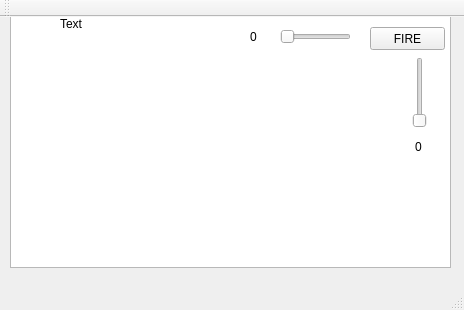
Qt form gun/mainwindow.ui (timbog/GreatGunGame) before a commit.
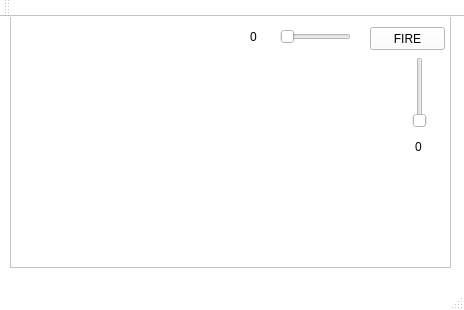
The same form after that commit.

What changed in the file:
```diff
--- a/gun/mainwindow.ui
+++ b/gun/mainwindow.ui
@@ -10,6 +10,421 @@
     <height>310</height>
    </rect>
   </property>
+  <property name="palette">
+   <palette>
+    <active>
+     <colorrole role="WindowText">
+      <brush brushstyle="SolidPattern">
+       <color alpha="255">
+        <red>0</red>
+        <green>0</green>
+        <blue>0</blue>
+       </color>
+      </brush>
+     </colorrole>
+     <colorrole role="Button">
+      <brush brushstyle="SolidPattern">
+       <color alpha="255">
+        <red>255</red>
+        <green>255</green>
+        <blue>255</blue>
+       </color>
+      </brush>
+     </colorrole>
+     <colorrole role="Light">
+      <brush brushstyle="SolidPattern">
+       <color alpha="255">
+        <red>255</red>
+        <green>255</green>
+        <blue>255</blue>
+       </color>
+      </brush>
+     </colorrole>
+     <colorrole role="Midlight">
+      <brush brushstyle="SolidPattern">
+       <color alpha="255">
+        <red>255</red>
+        <green>255</green>
+        <blue>255</blue>
+       </color>
+      </brush>
+     </colorrole>
+     <colorrole role="Dark">
+      <brush brushstyle="SolidPattern">
+       <color alpha="255">
+        <red>127</red>
+        <green>127</green>
+        <blue>127</blue>
+       </color>
+      </brush>
+     </colorrole>
+     <colorrole role="Mid">
+      <brush brushstyle="SolidPattern">
+       <color alpha="255">
+        <red>170</red>
+        <green>170</green>
+        <blue>170</blue>
+       </color>
+      </brush>
+     </colorrole>
+     <colorrole role="Text">
+      <brush brushstyle="SolidPattern">
+       <color alpha="255">
+        <red>0</red>
+        <green>0</green>
+        <blue>0</blue>
+       </color>
+      </brush>
+     </colorrole>
+     <colorrole role="BrightText">
+      <brush brushstyle="SolidPattern">
+       <color alpha="255">
+        <red>255</red>
+        <green>255</green>
+        <blue>255</blue>
+       </color>
+      </brush>
+     </colorrole>
+     <colorrole role="ButtonText">
+      <brush brushstyle="SolidPattern">
+       <color alpha="255">
+        <red>0</red>
+        <green>0</green>
+        <blue>0</blue>
+       </color>
+      </brush>
+     </colorrole>
+     <colorrole role="Base">
+      <brush brushstyle="SolidPattern">
+       <color alpha="255">
+        <red>255</red>
+        <green>255</green>
+        <blue>255</blue>
+       </color>
+      </brush>
+     </colorrole>
+     <colorrole role="Window">
+      <brush brushstyle="SolidPattern">
+       <color alpha="255">
+        <red>255</red>
+        <green>255</green>
+        <blue>255</blue>
+       </color>
+      </brush>
+     </colorrole>
+     <colorrole role="Shadow">
+      <brush brushstyle="SolidPattern">
+       <color alpha="255">
+        <red>0</red>
+        <green>0</green>
+        <blue>0</blue>
+       </color>
+      </brush>
+     </colorrole>
+     <colorrole role="AlternateBase">
+      <brush brushstyle="SolidPattern">
+       <color alpha="255">
+        <red>255</red>
+        <green>255</green>
+        <blue>255</blue>
+       </color>
+      </brush>
+     </colorrole>
+     <colorrole role="ToolTipBase">
+      <brush brushstyle="SolidPattern">
+       <color alpha="255">
+        <red>255</red>
+        <green>255</green>
+        <blue>220</blue>
+       </color>
+      </brush>
+     </colorrole>
+     <colorrole role="ToolTipText">
+      <brush brushstyle="SolidPattern">
+       <color alpha="255">
+        <red>0</red>
+        <green>0</green>
+        <blue>0</blue>
+       </color>
+      </brush>
+     </colorrole>
+    </active>
+    <inactive>
+     <colorrole role="WindowText">
+      <brush brushstyle="SolidPattern">
+       <color alpha="255">
+        <red>0</red>
+        <green>0</green>
+        <blue>0</blue>
+       </color>
+      </brush>
+     </colorrole>
+     <colorrole role="Button">
+      <brush brushstyle="SolidPattern">
+       <color alpha="255">
+        <red>255</red>
+        <green>255</green>
+        <blue>255</blue>
+       </color>
+      </brush>
+     </colorrole>
+     <colorrole role="Light">
+      <brush brushstyle="SolidPattern">
+       <color alpha="255">
+        <red>255</red>
+        <green>255</green>
+        <blue>255</blue>
+       </color>
+      </brush>
+     </colorrole>
+     <colorrole role="Midlight">
+      <brush brushstyle="SolidPattern">
+       <color alpha="255">
+        <red>255</red>
+        <green>255</green>
+        <blue>255</blue>
+       </color>
+      </brush>
+     </colorrole>
+     <colorrole role="Dark">
+      <brush brushstyle="SolidPattern">
+       <color alpha="255">
+        <red>127</red>
+        <green>127</green>
+        <blue>127</blue>
+       </color>
+      </brush>
+     </colorrole>
+     <colorrole role="Mid">
+      <brush brushstyle="SolidPattern">
+       <color alpha="255">
+        <red>170</red>
+        <green>170</green>
+        <blue>170</blue>
+       </color>
+      </brush>
+     </colorrole>
+     <colorrole role="Text">
+      <brush brushstyle="SolidPattern">
+       <color alpha="255">
+        <red>0</red>
+        <green>0</green>
+        <blue>0</blue>
+       </color>
+      </brush>
+     </colorrole>
+     <colorrole role="BrightText">
+      <brush brushstyle="SolidPattern">
+       <color alpha="255">
+        <red>255</red>
+        <green>255</green>
+        <blue>255</blue>
+       </color>
+      </brush>
+     </colorrole>
+     <colorrole role="ButtonText">
+      <brush brushstyle="SolidPattern">
+       <color alpha="255">
+        <red>0</red>
+        <green>0</green>
+        <blue>0</blue>
+       </color>
+      </brush>
+     </colorrole>
+     <colorrole role="Base">
+      <brush brushstyle="SolidPattern">
+       <color alpha="255">
+        <red>255</red>
+        <green>255</green>
+        <blue>255</blue>
+       </color>
+      </brush>
+     </colorrole>
+     <colorrole role="Window">
+      <brush brushstyle="SolidPattern">
+       <color alpha="255">
+        <red>255</red>
+        <green>255</green>
+        <blue>255</blue>
+       </color>
+      </brush>
+     </colorrole>
+     <colorrole role="Shadow">
+      <brush brushstyle="SolidPattern">
+       <color alpha="255">
+        <red>0</red>
+        <green>0</green>
+        <blue>0</blue>
+       </color>
+      </brush>
+     </colorrole>
+     <colorrole role="AlternateBase">
+      <brush brushstyle="SolidPattern">
+       <color alpha="255">
+        <red>255</red>
+        <green>255</green>
+        <blue>255</blue>
+       </color>
+      </brush>
+     </colorrole>
+     <colorrole role="ToolTipBase">
+      <brush brushstyle="SolidPattern">
+       <color alpha="255">
+        <red>255</red>
+        <green>255</green>
+        <blue>220</blue>
+       </color>
+      </brush>
+     </colorrole>
+     <colorrole role="ToolTipText">
+      <brush brushstyle="SolidPattern">
+       <color alpha="255">
+        <red>0</red>
+        <green>0</green>
+        <blue>0</blue>
+       </color>
+      </brush>
+     </colorrole>
+    </inactive>
+    <disabled>
+     <colorrole role="WindowText">
+      <brush brushstyle="SolidPattern">
+       <color alpha="255">
+        <red>127</red>
+        <green>127</green>
+        <blue>127</blue>
+       </color>
+      </brush>
+     </colorrole>
+     <colorrole role="Button">
+      <brush brushstyle="SolidPattern">
+       <color alpha="255">
+        <red>255</red>
+        <green>255</green>
+        <blue>255</blue>
+       </color>
+      </brush>
+     </colorrole>
+     <colorrole role="Light">
+      <brush brushstyle="SolidPattern">
+       <color alpha="255">
+        <red>255</red>
+        <green>255</green>
+        <blue>255</blue>
+       </color>
+      </brush>
+     </colorrole>
+     <colorrole role="Midlight">
+      <brush brushstyle="SolidPattern">
+       <color alpha="255">
+        <red>255</red>
+        <green>255</green>
+        <blue>255</blue>
+       </color>
+      </brush>
+     </colorrole>
+     <colorrole role="Dark">
+      <brush brushstyle="SolidPattern">
+       <color alpha="255">
+        <red>127</red>
+        <green>127</green>
+        <blue>127</blue>
+       </color>
+      </brush>
+     </colorrole>
+     <colorrole role="Mid">
+      <brush brushstyle="SolidPattern">
+       <color alpha="255">
+        <red>170</red>
+        <green>170</green>
+        <blue>170</blue>
+       </color>
+      </brush>
+     </colorrole>
+     <colorrole role="Text">
+      <brush brushstyle="SolidPattern">
+       <color alpha="255">
+        <red>127</red>
+        <green>127</green>
+        <blue>127</blue>
+       </color>
+      </brush>
+     </colorrole>
+     <colorrole role="BrightText">
+      <brush brushstyle="SolidPattern">
+       <color alpha="255">
+        <red>255</red>
+        <green>255</green>
+        <blue>255</blue>
+       </color>
+      </brush>
+     </colorrole>
+     <colorrole role="ButtonText">
+      <brush brushstyle="SolidPattern">
+       <color alpha="255">
+        <red>127</red>
+        <green>127</green>
+        <blue>127</blue>
+       </color>
+      </brush>
+     </colorrole>
+     <colorrole role="Base">
+      <brush brushstyle="SolidPattern">
+       <color alpha="255">
+        <red>255</red>
+        <green>255</green>
+        <blue>255</blue>
+       </color>
+      </brush>
+     </colorrole>
+     <colorrole role="Window">
+      <brush brushstyle="SolidPattern">
+       <color alpha="255">
+        <red>255</red>
+        <green>255</green>
+        <blue>255</blue>
+       </color>
+      </brush>
+     </colorrole>
+     <colorrole role="Shadow">
+      <brush brushstyle="SolidPattern">
+       <color alpha="255">
+        <red>0</red>
+        <green>0</green>
+        <blue>0</blue>
+       </color>
+      </brush>
+     </colorrole>
+     <colorrole role="AlternateBase">
+      <brush brushstyle="SolidPattern">
+       <color alpha="255">
+        <red>255</red>
+        <green>255</green>
+        <blue>255</blue>
+       </color>
+      </brush>
+     </colorrole>
+     <colorrole role="ToolTipBase">
+      <brush brushstyle="SolidPattern">
+       <color alpha="255">
+        <red>255</red>
+        <green>255</green>
+        <blue>220</blue>
+       </color>
+      </brush>
+     </colorrole>
+     <colorrole role="ToolTipText">
+      <brush brushstyle="SolidPattern">
+       <color alpha="255">
+        <red>0</red>
+        <green>0</green>
+        <blue>0</blue>
+       </color>
+      </brush>
+     </colorrole>
+    </disabled>
+   </palette>
+  </property>
   <property name="windowTitle">
    <string>MainWindow</string>
   </property>
@@ -23,6 +438,424 @@
       <height>261</height>
      </rect>
     </property>
+    <property name="palette">
+     <palette>
+      <active>
+       <colorrole role="WindowText">
+        <brush brushstyle="SolidPattern">
+         <color alpha="255">
+          <red>0</red>
+          <green>0</green>
+          <blue>0</blue>
+         </color>
+        </brush>
+       </colorrole>
+       <colorrole role="Button">
+        <brush brushstyle="SolidPattern">
+         <color alpha="255">
+          <red>255</red>
+          <green>255</green>
+          <blue>255</blue>
+         </color>
+        </brush>
+       </colorrole>
+       <colorrole role="Light">
+        <brush brushstyle="SolidPattern">
+         <color alpha="255">
+          <red>255</red>
+          <green>255</green>
+          <blue>255</blue>
+         </color>
+        </brush>
+       </colorrole>
+       <colorrole role="Midlight">
+        <brush brushstyle="SolidPattern">
+         <color alpha="255">
+          <red>255</red>
+          <green>255</green>
+          <blue>255</blue>
+         </color>
+        </brush>
+       </colorrole>
+       <colorrole role="Dark">
+        <brush brushstyle="SolidPattern">
+         <color alpha="255">
+          <red>127</red>
+          <green>127</green>
+          <blue>127</blue>
+         </color>
+        </brush>
+       </colorrole>
+       <colorrole role="Mid">
+        <brush brushstyle="SolidPattern">
+         <color alpha="255">
+          <red>170</red>
+          <green>170</green>
+          <blue>170</blue>
+         </color>
+        </brush>
+       </colorrole>
+       <colorrole role="Text">
+        <brush brushstyle="SolidPattern">
+         <color alpha="255">
+          <red>0</red>
+          <green>0</green>
+          <blue>0</blue>
+         </color>
+        </brush>
+       </colorrole>
+       <colorrole role="BrightText">
+        <brush brushstyle="SolidPattern">
+         <color alpha="255">
+          <red>255</red>
+          <green>255</green>
+          <blue>255</blue>
+         </color>
+        </brush>
+       </colorrole>
+       <colorrole role="ButtonText">
+        <brush brushstyle="SolidPattern">
+         <color alpha="255">
+          <red>0</red>
+          <green>0</green>
+          <blue>0</blue>
+         </color>
+        </brush>
+       </colorrole>
+       <colorrole role="Base">
+        <brush brushstyle="SolidPattern">
+         <color alpha="255">
+          <red>255</red>
+          <green>255</green>
+          <blue>255</blue>
+         </color>
+        </brush>
+       </colorrole>
+       <colorrole role="Window">
+        <brush brushstyle="SolidPattern">
+         <color alpha="255">
+          <red>255</red>
+          <green>255</green>
+          <blue>255</blue>
+         </color>
+        </brush>
+       </colorrole>
+       <colorrole role="Shadow">
+        <brush brushstyle="SolidPattern">
+         <color alpha="255">
+          <red>0</red>
+          <green>0</green>
+          <blue>0</blue>
+         </color>
+        </brush>
+       </colorrole>
+       <colorrole role="AlternateBase">
+        <brush brushstyle="SolidPattern">
+         <color alpha="255">
+          <red>255</red>
+          <green>255</green>
+          <blue>255</blue>
+         </color>
+        </brush>
+       </colorrole>
+       <colorrole role="ToolTipBase">
+        <brush brushstyle="SolidPattern">
+         <color alpha="255">
+          <red>255</red>
+          <green>255</green>
+          <blue>220</blue>
+         </color>
+        </brush>
+       </colorrole>
+       <colorrole role="ToolTipText">
+        <brush brushstyle="SolidPattern">
+         <color alpha="255">
+          <red>0</red>
+          <green>0</green>
+          <blue>0</blue>
+         </color>
+        </brush>
+       </colorrole>
+      </active>
+      <inactive>
+       <colorrole role="WindowText">
+        <brush brushstyle="SolidPattern">
+         <color alpha="255">
+          <red>0</red>
+          <green>0</green>
+          <blue>0</blue>
+         </color>
+        </brush>
+       </colorrole>
+       <colorrole role="Button">
+        <brush brushstyle="SolidPattern">
+         <color alpha="255">
+          <red>255</red>
+          <green>255</green>
+          <blue>255</blue>
+         </color>
+        </brush>
+       </colorrole>
+       <colorrole role="Light">
+        <brush brushstyle="SolidPattern">
+         <color alpha="255">
+          <red>255</red>
+          <green>255</green>
+          <blue>255</blue>
+         </color>
+        </brush>
+       </colorrole>
+       <colorrole role="Midlight">
+        <brush brushstyle="SolidPattern">
+         <color alpha="255">
+          <red>255</red>
+          <green>255</green>
+          <blue>255</blue>
+         </color>
+        </brush>
+       </colorrole>
+       <colorrole role="Dark">
+        <brush brushstyle="SolidPattern">
+         <color alpha="255">
+          <red>127</red>
+          <green>127</green>
+          <blue>127</blue>
+         </color>
+        </brush>
+       </colorrole>
+       <colorrole role="Mid">
+        <brush brushstyle="SolidPattern">
+         <color alpha="255">
+          <red>170</red>
+          <green>170</green>
+          <blue>170</blue>
+         </color>
+        </brush>
+       </colorrole>
+       <colorrole role="Text">
+        <brush brushstyle="SolidPattern">
+         <color alpha="255">
+          <red>0</red>
+          <green>0</green>
+          <blue>0</blue>
+         </color>
+        </brush>
+       </colorrole>
+       <colorrole role="BrightText">
+        <brush brushstyle="SolidPattern">
+         <color alpha="255">
+          <red>255</red>
+          <green>255</green>
+          <blue>255</blue>
+         </color>
+        </brush>
+       </colorrole>
+       <colorrole role="ButtonText">
+        <brush brushstyle="SolidPattern">
+         <color alpha="255">
+          <red>0</red>
+          <green>0</green>
+          <blue>0</blue>
+         </color>
+        </brush>
+       </colorrole>
+       <colorrole role="Base">
+        <brush brushstyle="SolidPattern">
+         <color alpha="255">
+          <red>255</red>
+          <green>255</green>
+          <blue>255</blue>
+         </color>
+        </brush>
+       </colorrole>
+       <colorrole role="Window">
+        <brush brushstyle="SolidPattern">
+         <color alpha="255">
+          <red>255</red>
+          <green>255</green>
+          <blue>255</blue>
+         </color>
+        </brush>
+       </colorrole>
+       <colorrole role="Shadow">
+        <brush brushstyle="SolidPattern">
+         <color alpha="255">
+          <red>0</red>
+          <green>0</green>
+          <blue>0</blue>
+         </color>
+        </brush>
+       </colorrole>
+       <colorrole role="AlternateBase">
+        <brush brushstyle="SolidPattern">
+         <color alpha="255">
+          <red>255</red>
+          <green>255</green>
+          <blue>255</blue>
+         </color>
+        </brush>
+       </colorrole>
+       <colorrole role="ToolTipBase">
+        <brush brushstyle="SolidPattern">
+         <color alpha="255">
+          <red>255</red>
+          <green>255</green>
+          <blue>220</blue>
+         </color>
+        </brush>
+       </colorrole>
+       <colorrole role="ToolTipText">
+        <brush brushstyle="SolidPattern">
+         <color alpha="255">
+          <red>0</red>
+          <green>0</green>
+          <blue>0</blue>
+         </color>
+        </brush>
+       </colorrole>
+      </inactive>
+      <disabled>
+       <colorrole role="WindowText">
+        <brush brushstyle="SolidPattern">
+         <color alpha="255">
+          <red>127</red>
+          <green>127</green>
+          <blue>127</blue>
+         </color>
+        </brush>
+       </colorrole>
+       <colorrole role="Button">
+        <brush brushstyle="SolidPattern">
+         <color alpha="255">
+          <red>255</red>
+          <green>255</green>
+          <blue>255</blue>
+         </color>
+        </brush>
+       </colorrole>
+       <colorrole role="Light">
+        <brush brushstyle="SolidPattern">
+         <color alpha="255">
+          <red>255</red>
+          <green>255</green>
+          <blue>255</blue>
+         </color>
+        </brush>
+       </colorrole>
+       <colorrole role="Midlight">
+        <brush brushstyle="SolidPattern">
+         <color alpha="255">
+          <red>255</red>
+          <green>255</green>
+          <blue>255</blue>
+         </color>
+        </brush>
+       </colorrole>
+       <colorrole role="Dark">
+        <brush brushstyle="SolidPattern">
+         <color alpha="255">
+          <red>127</red>
+          <green>127</green>
+          <blue>127</blue>
+         </color>
+        </brush>
+       </colorrole>
+       <colorrole role="Mid">
+        <brush brushstyle="SolidPattern">
+         <color alpha="255">
+          <red>170</red>
+          <green>170</green>
+          <blue>170</blue>
+         </color>
+        </brush>
+       </colorrole>
+       <colorrole role="Text">
+        <brush brushstyle="SolidPattern">
+         <color alpha="255">
+          <red>127</red>
+          <green>127</green>
+          <blue>127</blue>
+         </color>
+        </brush>
+       </colorrole>
+       <colorrole role="BrightText">
+        <brush brushstyle="SolidPattern">
+         <color alpha="255">
+          <red>255</red>
+          <green>255</green>
+          <blue>255</blue>
+         </color>
+        </brush>
+       </colorrole>
+       <colorrole role="ButtonText">
+        <brush brushstyle="SolidPattern">
+         <color alpha="255">
+          <red>127</red>
+          <green>127</green>
+          <blue>127</blue>
+         </color>
+        </brush>
+       </colorrole>
+       <colorrole role="Base">
+        <brush brushstyle="SolidPattern">
+         <color alpha="255">
+          <red>255</red>
+          <green>255</green>
+          <blue>255</blue>
+         </color>
+        </brush>
+       </colorrole>
+       <colorrole role="Window">
+        <brush brushstyle="SolidPattern">
+         <color alpha="255">
+          <red>255</red>
+          <green>255</green>
+          <blue>255</blue>
+         </color>
+        </brush>
+       </colorrole>
+       <colorrole role="Shadow">
+        <brush brushstyle="SolidPattern">
+         <color alpha="255">
+          <red>0</red>
+          <green>0</green>
+          <blue>0</blue>
+         </color>
+        </brush>
+       </colorrole>
+       <colorrole role="AlternateBase">
+        <brush brushstyle="SolidPattern">
+         <color alpha="255">
+          <red>255</red>
+          <green>255</green>
+          <blue>255</blue>
+         </color>
+        </brush>
+       </colorrole>
+       <colorrole role="ToolTipBase">
+        <brush brushstyle="SolidPattern">
+         <color alpha="255">
+          <red>255</red>
+          <green>255</green>
+          <blue>220</blue>
+         </color>
+        </brush>
+       </colorrole>
+       <colorrole role="ToolTipText">
+        <brush brushstyle="SolidPattern">
+         <color alpha="255">
+          <red>0</red>
+          <green>0</green>
+          <blue>0</blue>
+         </color>
+        </brush>
+       </colorrole>
+      </disabled>
+     </palette>
+    </property>
+    <property name="styleSheet">
+     <string notr="true"/>
+    </property>
    </widget>
    <widget class="QPushButton" name="pushButton">
     <property name="geometry">
@@ -104,19 +937,6 @@
      <string>0</string>
     </property>
    </widget>
-   <widget class="QLabel" name="label_3">
-    <property name="geometry">
-     <rect>
-      <x>60</x>
-      <y>0</y>
-      <width>46</width>
-      <height>13</height>
-     </rect>
-    </property>
-    <property name="text">
-     <string>Text</string>
-    </property>
-   </widget>
   </widget>
   <widget class="QMenuBar" name="menuBar">
    <property name="geometry">
```
Left out of the diff: 12 changed lines with no effect on the pictures.
